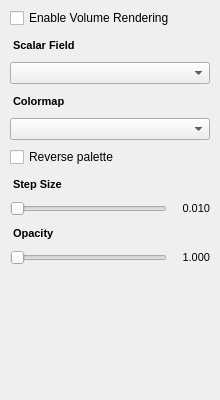
This is src/ui/volume_page.ui in thermeng/SciRender as Qt 5 draws it before an edit. The edited form follows.
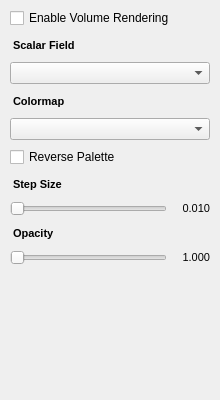
This is the edited form.

The edit to the form file:
```diff
--- a/src/ui/volume_page.ui
+++ b/src/ui/volume_page.ui
@@ -62,7 +62,7 @@
    <item>
     <widget class="QCheckBox" name="volumeReverseCb">
      <property name="text">
-      <string>Reverse palette</string>
+      <string>Reverse Palette</string>
      </property>
     </widget>
    </item>
```
